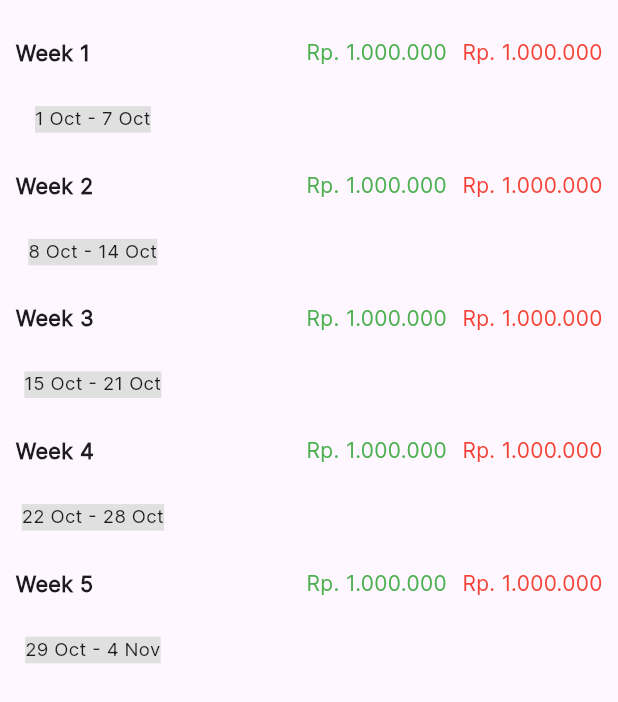
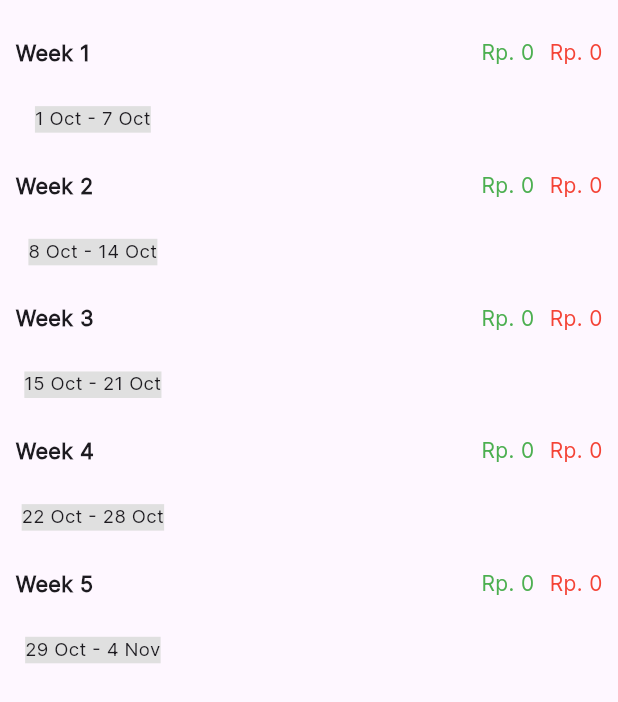
Before and after one commit to C-BESSY/mobile-kacang-mete, a Flutter app: the TransactionWeeklyWidget widget shown alone on an empty page, opened directly with empty values, on a phone screen of 412 x 824 dp. Shown: the top 702 px of the screen. Run offline on Flutter 3.47's test engine with Material 2 defaults, Android fonts, the phone set to English and light mode, and no system bars; our stand-ins replace animated_notch_bottom_bar, dropdown_button2, flutter_typeahead, material_symbols_icons, month_picker_dialog, sqflite_common_ffi; accounts and stored records are empty.

Commit message:
enchance: frontEnd weekly Income Expense

```diff
--- a/lib/modules/transaction/widgets/transaction_weekly_widget.dart
+++ b/lib/modules/transaction/widgets/transaction_weekly_widget.dart
@@ -1,4 +1,7 @@
 import 'package:flutter/material.dart';
+import 'package:kacang_mete/common/utils/helper_util.dart';
+import 'package:kacang_mete/modules/transaction/repository/transaction_repository.dart';
+import 'package:kacang_mete/modules/transaction/types/weekly_income_expense_type.dart';
 
 class TransactionWeeklyWidget extends StatefulWidget {
   final DateTime selectedDate;
@@ -23,6 +26,7 @@ class _TransactionWeeklyWidgetState extends State<TransactionWeeklyWidget> {
     }
     return weekStartDates;
   }
+  final TransactionRepository transactionRepository = TransactionRepository();
 
   @override
   Widget build(BuildContext context) {
@@ -31,23 +35,34 @@ class _TransactionWeeklyWidgetState extends State<TransactionWeeklyWidget> {
     final weekStartDates = _calculateWeekStartDates(widget.selectedDate);
     final numberOfWeeks = weekStartDates.length;
 
-    // final numberOfWeeks = 5;
-
     return Column(
       children: [
         // CardOverviewWidget(
-        //   title: "$selectedMonth",
         //   description: "Weekly Transaction",
+        //   overviewData: OverviewData(
+        //     pembelian: 0,
+        //     penjualan: 0,
+        //     balance: 0
+        //   ),
         // ),
         ...List.generate(numberOfWeeks, (weekIndex) {
           final weekNumber = weekIndex + 1;
           final startDate = weekStartDates[weekIndex];
           final endDate = weekIndex < weekStartDates.length - 1
-              ? weekStartDates[weekIndex + 1].subtract(Duration(days: 1))
+              ? weekStartDates[weekIndex + 1].subtract(const Duration(days: 1))
               : DateTime(startDate.year, startDate.month, startDate.day + 6);
 
           final dateRange =
               "${startDate.day} ${_getMonthName(startDate.month)} - ${endDate.day} ${_getMonthName(endDate.month)}";
+
+          return FutureBuilder<WeeklyIncomeExpenseType>(
+            future: transactionRepository.getWeeklyIncomeExpense(startDate, endDate), builder: (context, snapshot) {
+            if (snapshot.connectionState == ConnectionState.waiting) {
+              return const CircularProgressIndicator();
+            } else if (snapshot.hasError) {
+              return Text('Error: ${snapshot.error}');
+            } else {
+              final incomeExpense = snapshot.data;
 
               return Column(
               children: [
@@ -59,27 +74,25 @@ class _TransactionWeeklyWidgetState extends State<TransactionWeeklyWidget> {
                   child: Row(
                     mainAxisAlignment: MainAxisAlignment.spaceBetween,
                     children: [
-                    Container(
-                      child: Text(
+                      Text(
                         "Week $weekNumber",
                         style: TextStyle(
                           fontWeight: FontWeight.w900,
                           fontSize: screenWidth * 0.035,
                         ),
                       ),
-                    ),
                       Row(
                         children: [
-                        const Text(
-                          "Rp. 1.000.000",
-                          style: TextStyle(color: Colors.green),
+                          Text(
+                            intToIDR(incomeExpense!.sumIncome),
+                            style: const TextStyle(color: Colors.green),
                           ),
                           SizedBox(
                             width: screenWidth * 0.025,
                           ),
-                        const Text(
-                          "Rp. 1.000.000",
-                          style: TextStyle(color: Colors.red),
+                          Text(
+                            intToIDR(incomeExpense.sumExpense),
+                            style: const TextStyle(color: Colors.red),
                           ),
                         ],
                       )
@@ -97,6 +110,9 @@ class _TransactionWeeklyWidgetState extends State<TransactionWeeklyWidget> {
                   ),
                 ),
               ],
+              );
+              }
+            }
           );
         }),
       ],
```
Lines whose indentation alone changed are shown as unchanged.
